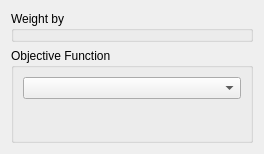
The window that plugins/calculate/NASimulatorForm.ui (dmzgroup/mbra) describes before a commit, drawn with Qt 5.
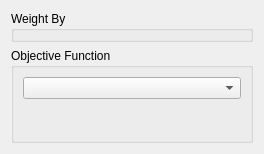
The same window after the commit.

Commit message: updated case on group box title

Patch:
```diff
--- a/plugins/calculate/NASimulatorForm.ui
+++ b/plugins/calculate/NASimulatorForm.ui
@@ -17,7 +17,7 @@
    <item>
     <widget class="QGroupBox" name="weightGroupBox">
      <property name="title">
-      <string>Weight by</string>
+      <string>Weight By</string>
      </property>
      <property name="flat">
       <bool>true</bool>
```
